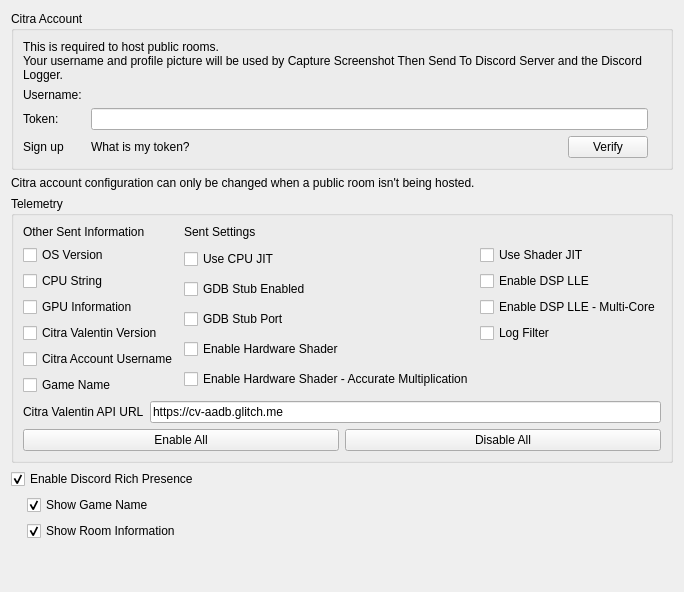
Before: the Qt Designer form src/citra_qt/configuration/configure_web.ui in tbsp/citra-valentin, drawn with Qt 5.
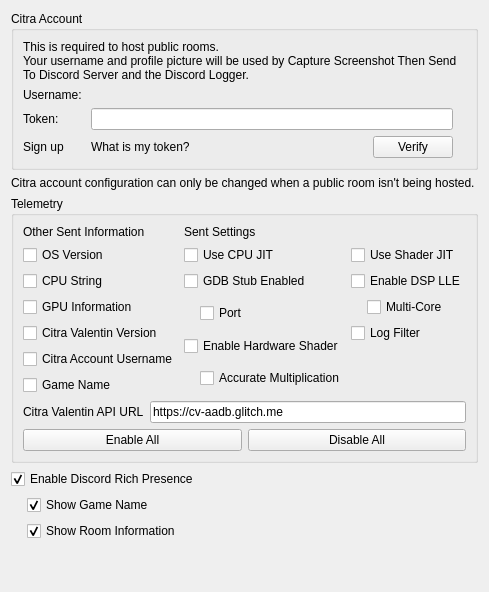
After: the same form once the commit is applied.

Commit message: Qt/ConfigureWeb: Fix missing 'n' in Hardware Shader - Accurate Multiplication

The edit to the form file:
```diff
--- a/src/citra_qt/configuration/configure_web.ui
+++ b/src/citra_qt/configuration/configure_web.ui
@@ -221,10 +221,28 @@
                   </widget>
                  </item>
                  <item>
+                  <widget class="QWidget" name="widget_3" native="true">
+                   <layout class="QVBoxLayout" name="verticalLayout_5">
+                    <property name="leftMargin">
+                     <number>16</number>
+                    </property>
+                    <property name="topMargin">
+                     <number>0</number>
+                    </property>
+                    <property name="rightMargin">
+                     <number>0</number>
+                    </property>
+                    <property name="bottomMargin">
+                     <number>0</number>
+                    </property>
+                    <item>
                   <widget class="QCheckBox" name="telemetry_gdb_stub_port">
                    <property name="text">
-                    <string>GDB Stub Port</string>
-                   </property>
+                       <string>Port</string>
+                      </property>
+                     </widget>
+                    </item>
+                   </layout>
                   </widget>
                  </item>
                  <item>
@@ -235,10 +253,28 @@
                   </widget>
                  </item>
                  <item>
+                  <widget class="QWidget" name="widget_2" native="true">
+                   <layout class="QVBoxLayout" name="verticalLayout_11">
+                    <property name="leftMargin">
+                     <number>16</number>
+                    </property>
+                    <property name="topMargin">
+                     <number>0</number>
+                    </property>
+                    <property name="rightMargin">
+                     <number>0</number>
+                    </property>
+                    <property name="bottomMargin">
+                     <number>0</number>
+                    </property>
+                    <item>
                   <widget class="QCheckBox" name="telemetry_use_hardware_shader_accurate_multiplication">
                    <property name="text">
-                    <string>Enable Hardware Shader - Accurate Multiplication</string>
-                   </property>
+                       <string>Accurate Multiplication</string>
+                      </property>
+                     </widget>
+                    </item>
+                   </layout>
                   </widget>
                  </item>
                 </layout>
@@ -260,10 +296,28 @@
                   </widget>
                  </item>
                  <item>
+                  <widget class="QWidget" name="widget_2" native="true">
+                   <layout class="QVBoxLayout" name="verticalLayout_4">
+                    <property name="leftMargin">
+                     <number>16</number>
+                    </property>
+                    <property name="topMargin">
+                     <number>0</number>
+                    </property>
+                    <property name="rightMargin">
+                     <number>0</number>
+                    </property>
+                    <property name="bottomMargin">
+                     <number>0</number>
+                    </property>
+                    <item>
                   <widget class="QCheckBox" name="telemetry_use_dsp_lle_multi_core">
                    <property name="text">
-                    <string>Enable DSP LLE - Multi-Core</string>
-                   </property>
+                       <string>Multi-Core</string>
+                      </property>
+                     </widget>
+                    </item>
+                   </layout>
                   </widget>
                  </item>
                  <item>
```
Lines whose indentation alone changed are shown as unchanged. The commit also changes 1 other file.
